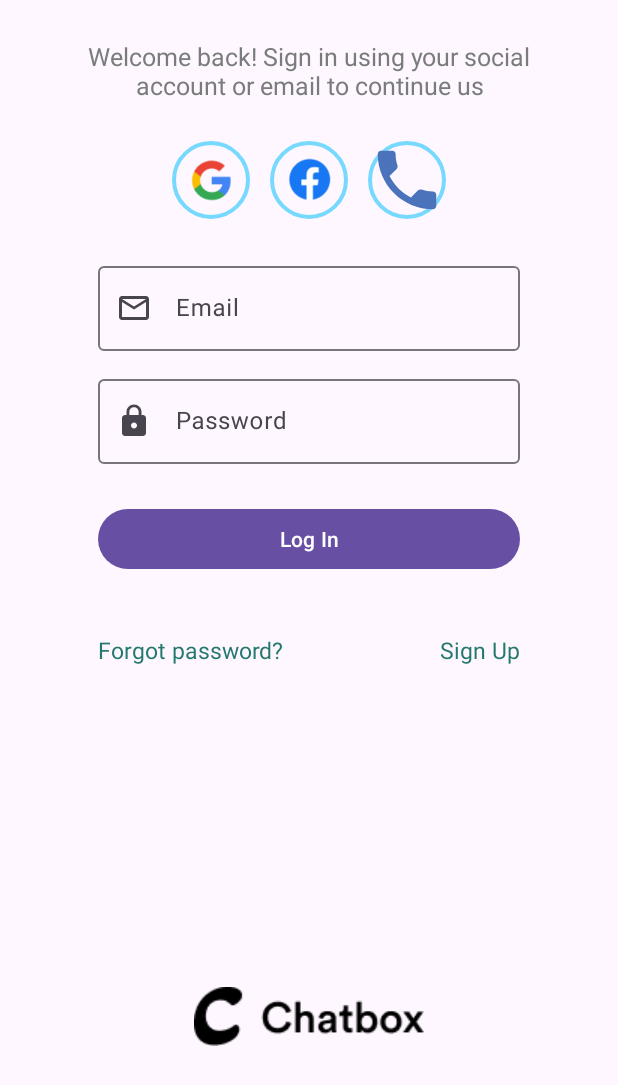
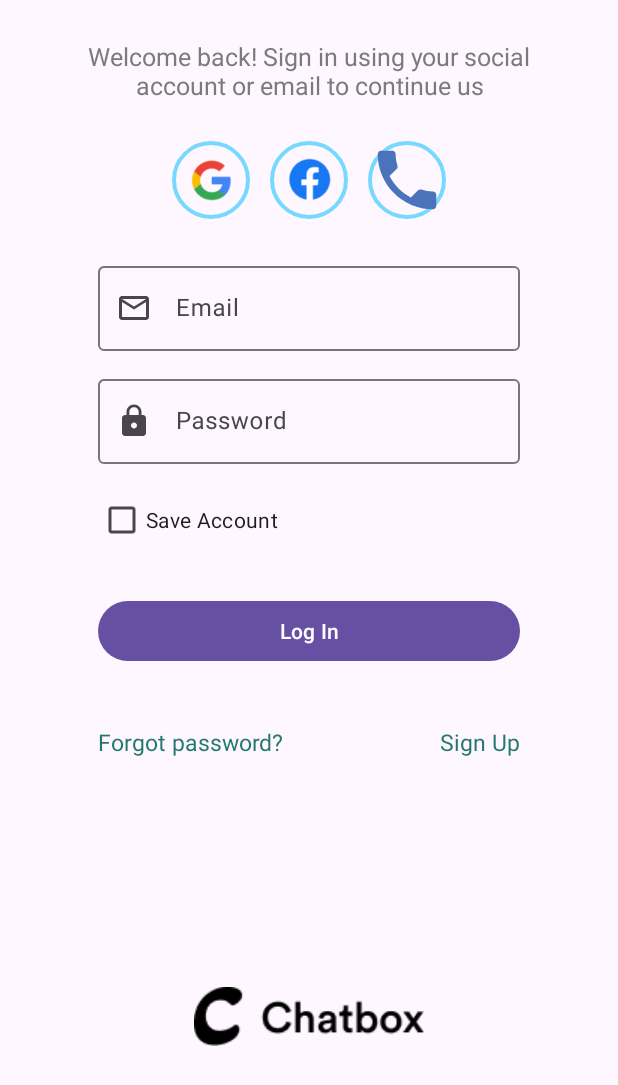
Before and after one commit to 22Teikk/Social-Networking-App, an Android app: the LogIn_Fragment screen opened through its navigation route, on a phone screen of 412 x 824 dp, the part 151-1236 px from its top. Run offline under Robolectric (Android 15) with nearby library versions, the phone set to English and light mode, and no system bars; our stand-ins replace sdp/ssp sizes.

Commit message:
Layout Login and SignUp + Save Account

```diff
--- a/app/src/main/java/com/example/chatapp/Splash_Fragment.kt
+++ b/app/src/main/java/com/example/chatapp/Splash_Fragment.kt
@@ -16,7 +16,8 @@ class Splash_Fragment : Fragment() {
     ): View? {
         Handler().postDelayed({
             if (onBoardingFinished()) {
-                findNavController().navigate(R.id.action_splashFragment_to_home_Fragment)
+                val action = Splash_FragmentDirections.actionSplashFragmentToHomeFragment()
+                findNavController().navigate(action)
             }else {
                 findNavController().navigate(R.id.action_splashFragment_to_viewPager_Fragment)
             }
--- a/app/src/main/java/com/example/chatapp/onboarding/LogIn_Fragment.kt
+++ b/app/src/main/java/com/example/chatapp/onboarding/LogIn_Fragment.kt
@@ -1,11 +1,14 @@
 package com.example.chatapp.onboarding
 
+import android.content.Context
 import android.os.Bundle
 import android.provider.ContactsContract.CommonDataKinds.Email
+import android.util.Log
 import android.util.Patterns
 import android.view.LayoutInflater
 import android.view.View
 import android.view.ViewGroup
+import android.widget.Toast
 import androidx.fragment.app.Fragment
 import androidx.navigation.fragment.findNavController
 import androidx.navigation.fragment.navArgs
@@ -14,25 +17,60 @@ import com.example.chatapp.databinding.FragmentLoginBinding
 
 class LogIn_Fragment : Fragment() {
     private lateinit var _binding: FragmentLoginBinding
-    private val args:LogIn_FragmentArgs by navArgs()
+    private val args: LogIn_FragmentArgs by navArgs()
     private val binding get() = _binding!!
     override fun onCreateView(
         inflater: LayoutInflater, container: ViewGroup?,
         savedInstanceState: Bundle?
     ): View? {
         _binding = FragmentLoginBinding.inflate(layoutInflater, container, false)
-
         getDataSignUp()
 
         binding.txtSignUp.setOnClickListener {
             findNavController().navigate(R.id.action_home_Fragment_to_signUp_Fragment)
         }
 
+        binding.btnLogIn.setOnClickListener {
+            saveAccount()
+        }
+
         return binding.root
     }
 
+    private fun saveAccount() {
+        val sharedPref = requireActivity().getSharedPreferences("account", Context.MODE_PRIVATE)
+        val editor = sharedPref.edit()
+        if (binding.chkSaveAcc.isChecked) {
+            editor.putString("email", binding.inputEmail.text.toString())
+            editor.putString("pass", binding.inputPass.text.toString())
+            editor.putBoolean("isSave", true)
+        }else {
+            editor.remove("email")
+            editor.remove("pass")
+            editor.remove("isSave")
+        }
+        editor.apply()
+    }
+
+    private fun getAccount() {
+        val sharedPref = requireActivity().getSharedPreferences("account", Context.MODE_PRIVATE)
+        val email: String = sharedPref.getString("email", "").toString()
+        val pass = sharedPref.getString("pass", "")
+        if (sharedPref.getBoolean("isSave", false) == true) {
+            binding.chkSaveAcc.isChecked = true
+            binding.inputEmail.setText(email)
+            binding.inputPass.setText(pass)
+        }
+    }
+
+    override fun onStart() {
+        getAccount()
+        super.onStart()
+    }
     private fun getDataSignUp() {
+        if (args.email != null)
         binding.inputEmail.setText(args.email)
+        if (args.password != null)
         binding.inputPass.setText(args.password)
     }
 
--- a/app/src/main/res/layout/fragment_login.xml
+++ b/app/src/main/res/layout/fragment_login.xml
@@ -116,6 +116,16 @@
                 android:inputType="textPassword" />
         </com.google.android.material.textfield.TextInputLayout>
 
+        <CheckBox
+            android:layout_width="wrap_content"
+            android:layout_height="wrap_content"
+            app:layout_constraintTop_toBottomOf="@id/layoutPass"
+            app:layout_constraintStart_toStartOf="parent"
+            android:layout_marginTop="@dimen/_10sdp"
+            android:layout_marginStart="@dimen/_50sdp"
+            android:layout_marginEnd="@dimen/_50sdp"
+            android:text="Save Account"
+            android:id="@+id/chkSaveAcc"/>
 
     </androidx.constraintlayout.widget.ConstraintLayout>
 
--- a/app/src/main/res/layout/fragment_sign_up_.xml
+++ b/app/src/main/res/layout/fragment_sign_up_.xml
@@ -60,8 +60,8 @@
                 android:id="@+id/inputEmailSignUp"
                 android:layout_width="match_parent"
                 android:layout_height="wrap_content"
-                android:hint="Phone "
-                android:inputType="phone" />
+                android:hint="Email"
+                android:inputType="textEmailAddress" />
         </com.google.android.material.textfield.TextInputLayout>
 
         <com.google.android.material.textfield.TextInputLayout
@@ -83,7 +83,7 @@
                 android:layout_width="match_parent"
                 android:layout_height="wrap_content"
                 android:hint="Password"
-                android:inputType="number" />
+                android:inputType="textPassword" />
 
         </com.google.android.material.textfield.TextInputLayout>
 
--- a/app/src/main/res/navigation/onboarding_nav.xml
+++ b/app/src/main/res/navigation/onboarding_nav.xml
@@ -42,12 +42,12 @@
             app:destination="@id/signUp_Fragment" />
         <argument
             android:name="email"
-            app:argType="string"
-            app:nullable="true" />
+            android:defaultValue=""
+            app:argType="string" />
         <argument
             android:name="password"
-            app:argType="string"
-            app:nullable="true" />
+            android:defaultValue=""
+            app:argType="string" />
     </fragment>
     <fragment
         android:id="@+id/signUp_Fragment"
```
